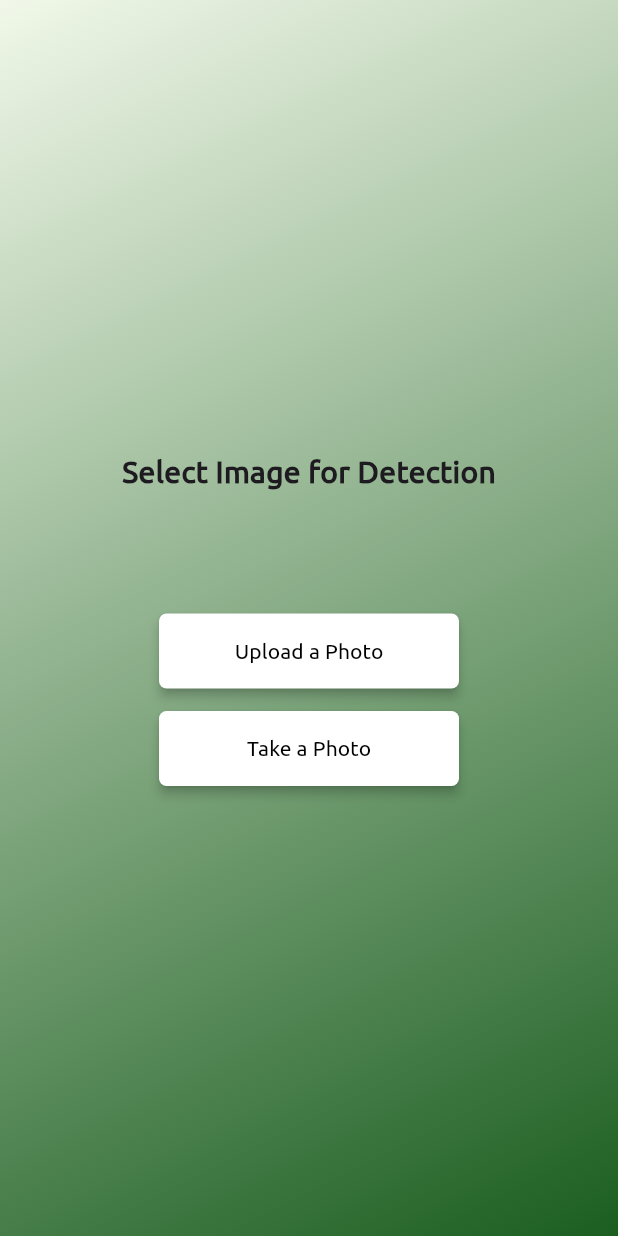
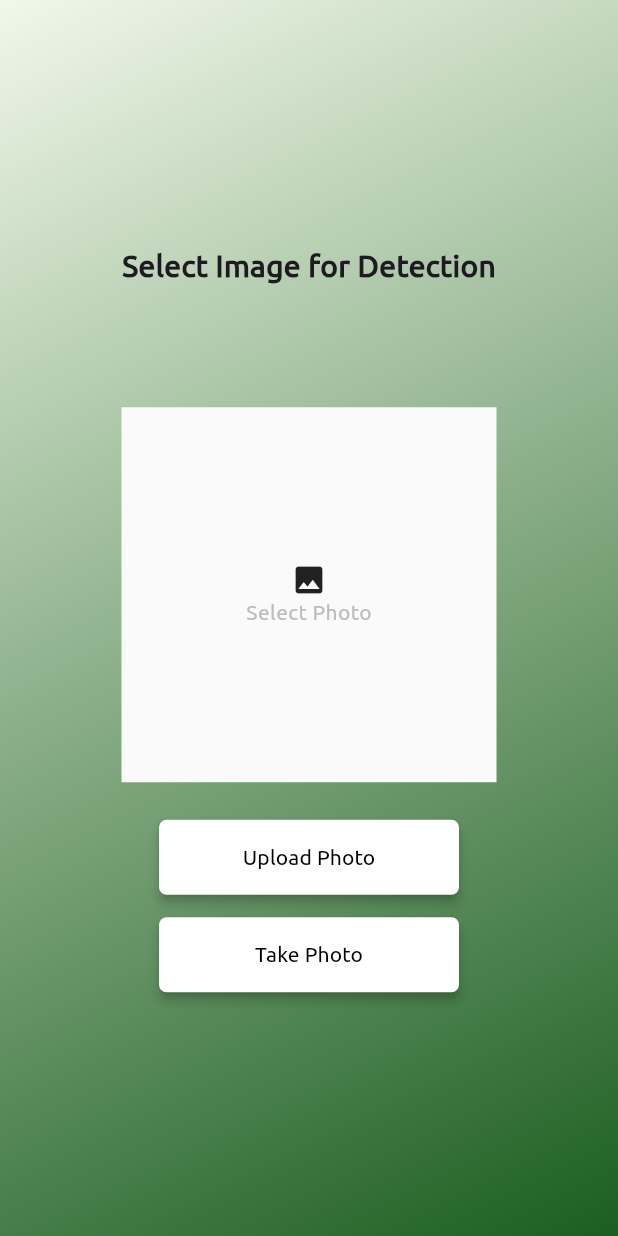
Before and after one commit to NourCodes/animal-detect-app, a Flutter app: the screen it shows after launch, on a phone screen of 412 x 824 dp. Run offline on Flutter 3.47's test engine with Material 3 defaults, Android fonts, the phone set to English and light mode, and no system bars.

Commit message:
Added image placeholder to Home Screen

```diff
--- a/lib/pages/home_screen.dart
+++ b/lib/pages/home_screen.dart
@@ -28,15 +28,34 @@ class _HomeScreenState extends State<HomeScreen> {
           Column(
             mainAxisAlignment: MainAxisAlignment.center,
             children: [
-              const Text("Select Image for Detection",
+              const Text(
+                "Select Image for Detection",
                 style: TextStyle(fontSize: 20, fontWeight: FontWeight.bold),
               ),
               const SizedBox(
                 height: 80,
               ),
-              SizedBox(
-                width: MediaQuery.of(context).size.width,
+              Center(
+                child: Container(
+                  color: Colors.grey.shade50,
+                  width: 250,
+                  height: 250,
                   child: Column(
+                    mainAxisAlignment: MainAxisAlignment.center,
+                    children: [
+                      const Icon(Icons.image),
+                      Text(
+                        'Select Photo',
+                        style: TextStyle(color: Colors.grey.shade400),
+                      ),
+                    ],
+                  ),
+                ),
+              ),
+              const SizedBox(
+                height: 25,
+              ),
+              Column(
                 children: [
                   ElevatedButton(
                     style: ElevatedButton.styleFrom(
@@ -48,7 +67,7 @@ class _HomeScreenState extends State<HomeScreen> {
                       elevation: 3,
                     ),
                     onPressed: () {},
-                      child: const Text("Upload a Photo",
+                    child: const Text("Upload Photo",
                         style: TextStyle(color: Colors.black)),
                   ),
                   const SizedBox(
@@ -64,11 +83,10 @@ class _HomeScreenState extends State<HomeScreen> {
                       elevation: 3,
                     ),
                     onPressed: () {},
-                      child: Text("Take a Photo",
+                    child: const Text("Take Photo",
                         style: TextStyle(color: Colors.black)),
                   )
                 ],
-                ),
               ),
             ],
           ),
--- a/pubspec.yaml
+++ b/pubspec.yaml
@@ -1,4 +1,4 @@
-name: teachable
+name: animal_detect
 description: "A new Flutter project."
 # The following line prevents the package from being accidentally published to
 # pub.dev using `flutter pub publish`. This is preferred for private packages.
@@ -48,6 +48,7 @@ dev_dependencies:
   flutter_lints: ^2.0.0
 
 
+
 # For information on the generic Dart part of this file, see the
 # following page: https://dart.dev/tools/pub/pubspec
 
```
Also changed, not shown: 1 other file. Lines whose indentation alone changed are shown as unchanged.
